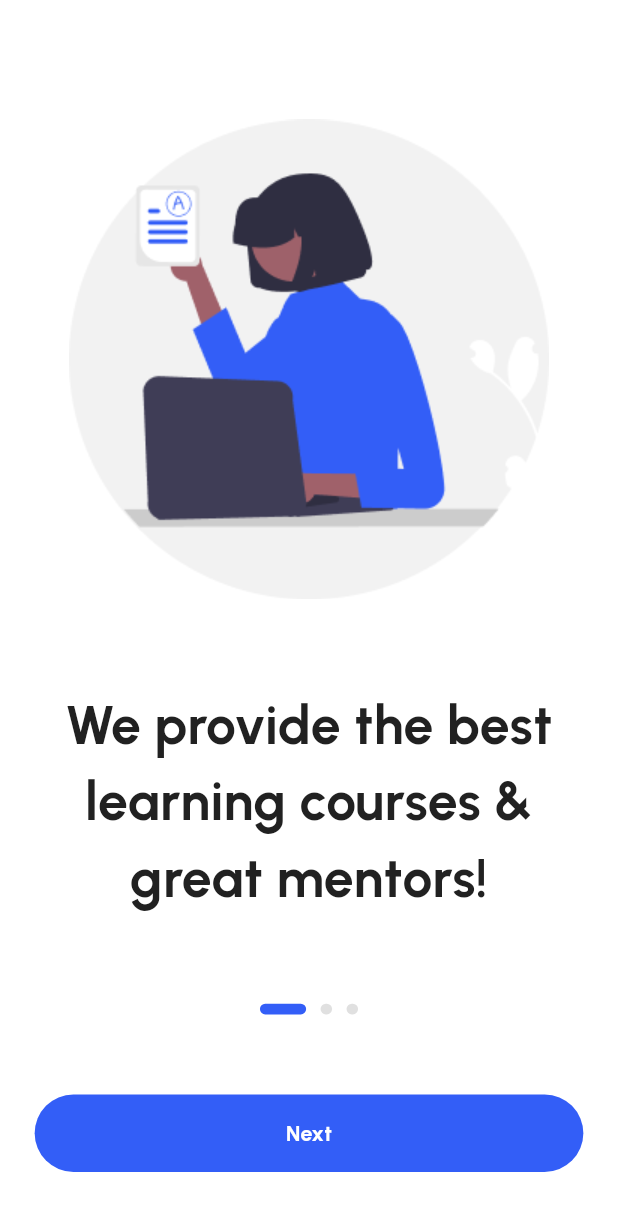
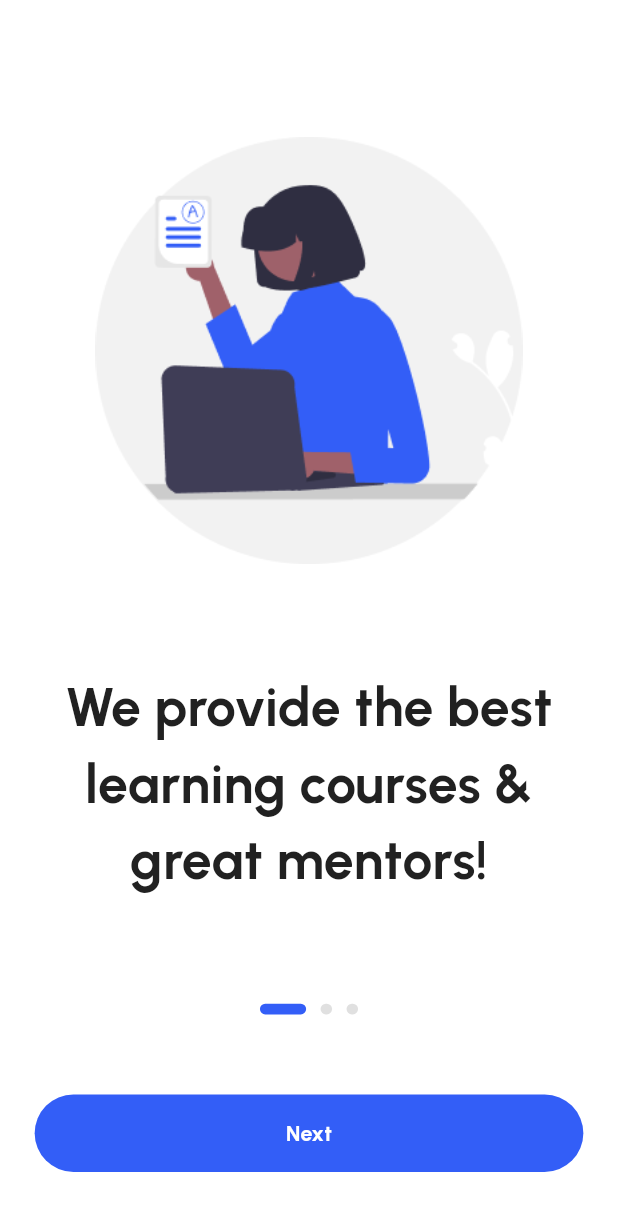
Before and after one commit to IftixorRustamov/kursol, a Flutter app: the screen it shows after launch, on a phone screen of 412 x 824 dp. Shown: the top 1211 px of the screen. Run offline on Flutter 3.47's test engine with Material 3 defaults, Android fonts, the phone set to English and light mode, and no system bars; our stand-ins replace dio, easy_localization, equatable, flutter_spinkit, flutter_svg, get_it and 9 more.

Commit message:
onboarding page is fixesd

```diff
--- a/lib/features/auth/presentation/pages/onboarding/onboarding_page.dart
+++ b/lib/features/auth/presentation/pages/onboarding/onboarding_page.dart
@@ -27,9 +27,9 @@ class OnboardingPageState extends State<OnboardingPage> {
   ];
 
   final List<Widget> images = [
-    Assets.images.splash3.image(),
-    Assets.images.splash4.image(),
-    Assets.images.splash5.image(),
+    Assets.images.splash3.image(height: appH(320), width: appW(320)),
+    Assets.images.splash4.image(height: appH(320), width: appW(320)),
+    Assets.images.splash5.image(height: appH(320), width: appW(320)),
   ];
 
   @override
```
